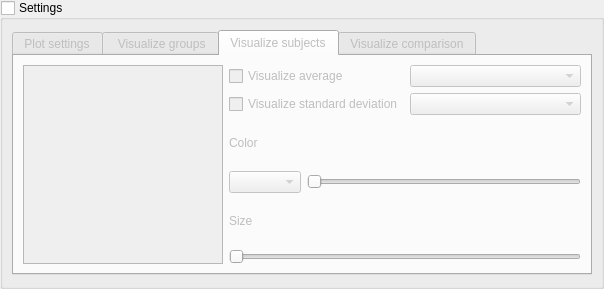
Qt form braphy/gui/ui_files/brain_view_options_widget.ui (softmatterlab/Braph-2.0-Python) before a commit.
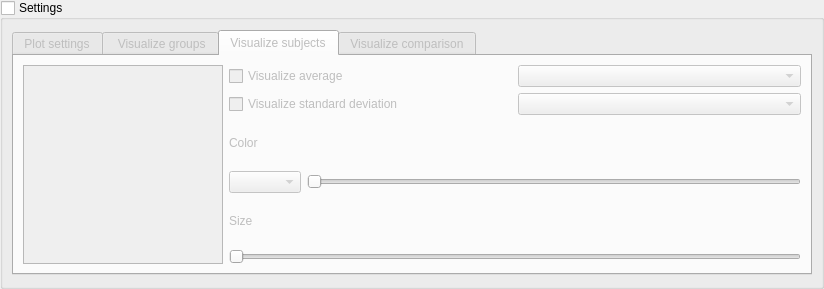
The same form after that commit. The open tabs and pages were chosen to show the change. Custom widgets are drawn as their Qt base class.

Commit message: Add skeleton for brain view options widget

```diff
--- a/braphy/gui/ui_files/brain_view_options_widget.ui
+++ b/braphy/gui/ui_files/brain_view_options_widget.ui
@@ -6,7 +6,7 @@
    <rect>
     <x>0</x>
     <y>0</y>
-    <width>604</width>
+    <width>824</width>
     <height>289</height>
    </rect>
   </property>
@@ -48,13 +48,13 @@
         </property>
         <property name="minimumSize">
          <size>
-          <width>580</width>
+          <width>800</width>
           <height>245</height>
          </size>
         </property>
         <property name="maximumSize">
          <size>
-          <width>580</width>
+          <width>800</width>
           <height>245</height>
          </size>
         </property>
```
Left out of the diff: 2 changed lines with no effect on the pictures. The commit also changes 4 other files.
